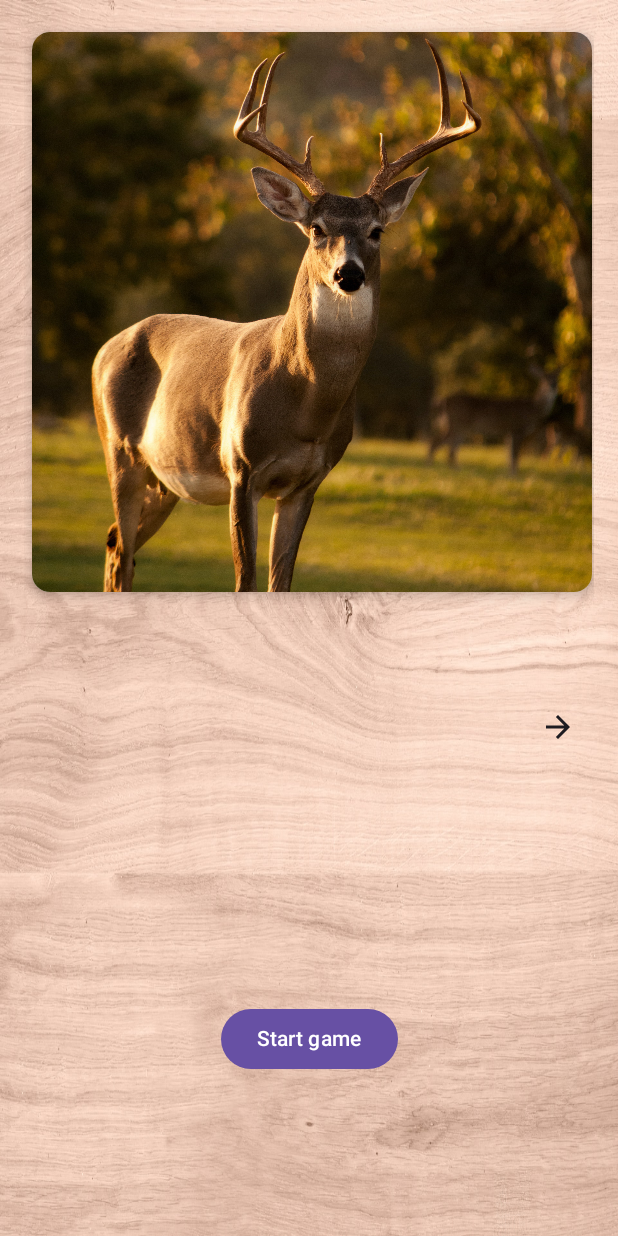
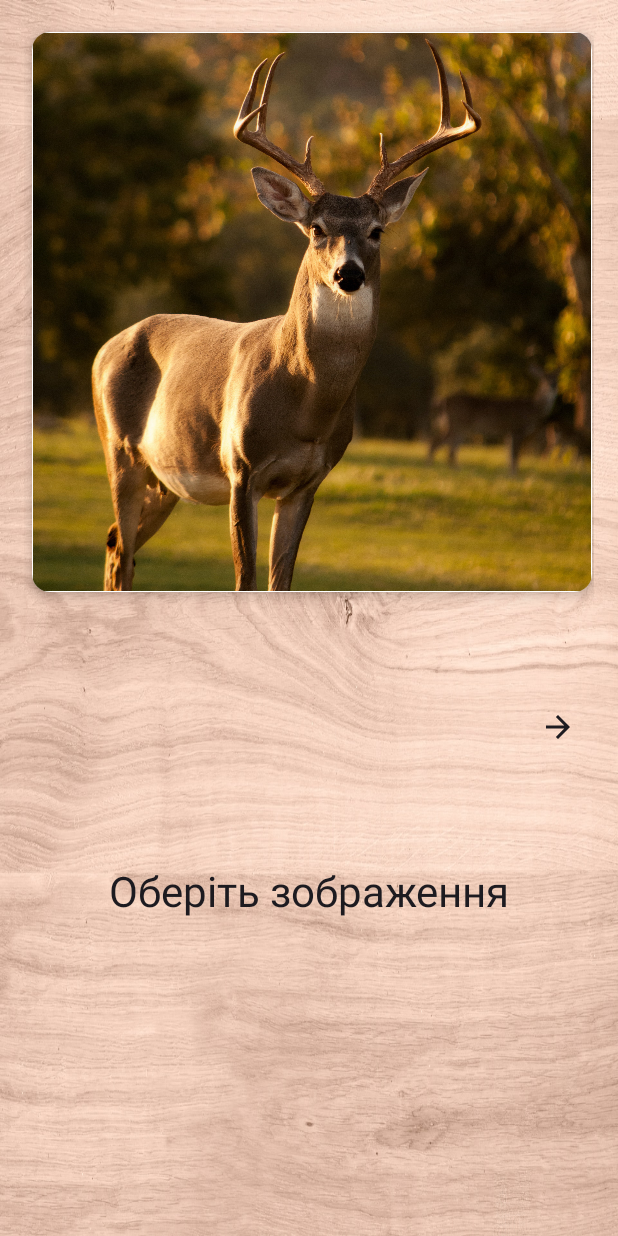
Before and after one commit to DanyloBorysenko/Pazzle_Quest, an Android app built with Jetpack Compose: the screen it shows after launch (MainActivity), on a phone screen of 412 x 824 dp. Run offline under Robolectric (Android 15) with nearby library versions, the phone set to English and light mode, and no system bars.

Commit message:
start button and text greeting were added

```diff
--- a/app/src/main/java/com/example/puzzle_quest/PuzzleQuestApp.kt
+++ b/app/src/main/java/com/example/puzzle_quest/PuzzleQuestApp.kt
@@ -17,9 +17,11 @@ fun PuzzleQuestApp(viewModel: CustomViewModel = viewModel()) {
     when (puzzleQuestUiState.isHomeScreenShown) {
         true -> {
             HomeScreen(
+                puzzleQuestUiState = puzzleQuestUiState,
                 onStartButtonClicked = {
                     viewModel.startGame() },
-                onSelectedImageClick = {viewModel.updateSelectedImage(it)}
+                onSelectedImageClick = {inputStream, imageRes ->
+                    viewModel.updateSelectedImage(inputStream, imageRes)}
             )
         }
         else -> {
--- a/app/src/main/java/com/example/puzzle_quest/data/CustomViewModel.kt
+++ b/app/src/main/java/com/example/puzzle_quest/data/CustomViewModel.kt
@@ -135,10 +135,10 @@ class CustomViewModel : ViewModel() {
             currentState.copy(startShufflePuzzles = false)
         }
     }
-    fun updateSelectedImage(inputStream: InputStream) {
+    fun updateSelectedImage(inputStream: InputStream, imageRes: Int) {
         val bitMap = BitmapFactory.decodeStream(inputStream)
         _uiState.update { currentState ->
-            currentState.copy(bitmap = bitMap)
+            currentState.copy(bitmap = bitMap, selectedImage = imageRes)
         }
     }
 }
--- a/app/src/main/java/com/example/puzzle_quest/data/PuzzleQuestUiState.kt
+++ b/app/src/main/java/com/example/puzzle_quest/data/PuzzleQuestUiState.kt
@@ -9,7 +9,7 @@ data class PuzzleQuestUiState(
     val startShufflePuzzles : Boolean = true,
     val stepCount : Int = 0,
     val isGameOver : Boolean = false,
-    @DrawableRes val selectedImage : Int = R.drawable.animal1,
+    @DrawableRes val selectedImage : Int? = null,
     val bitmap: Bitmap?
 ) {
 
--- a/app/src/main/java/com/example/puzzle_quest/screens/HomeScreen.kt
+++ b/app/src/main/java/com/example/puzzle_quest/screens/HomeScreen.kt
@@ -3,7 +3,9 @@ package com.example.puzzle_quest.screens
 import android.annotation.SuppressLint
 import androidx.annotation.DrawableRes
 import androidx.compose.animation.core.animateFloatAsState
+import androidx.compose.foundation.BorderStroke
 import androidx.compose.foundation.Image
+import androidx.compose.foundation.border
 import androidx.compose.foundation.clickable
 import androidx.compose.foundation.gestures.awaitFirstDown
 import androidx.compose.foundation.gestures.waitForUpOrCancellation
@@ -32,6 +34,7 @@ import androidx.compose.material3.Card
 import androidx.compose.material3.CardDefaults
 import androidx.compose.material3.Icon
 import androidx.compose.material3.IconButton
+import androidx.compose.material3.MaterialTheme
 import androidx.compose.material3.Text
 import androidx.compose.runtime.Composable
 import androidx.compose.runtime.LaunchedEffect
@@ -39,10 +42,12 @@ import androidx.compose.runtime.getValue
 import androidx.compose.runtime.mutableStateOf
 import androidx.compose.runtime.remember
 import androidx.compose.runtime.rememberCoroutineScope
+import androidx.compose.runtime.saveable.rememberSaveable
 import androidx.compose.runtime.setValue
 import androidx.compose.ui.Alignment
 import androidx.compose.ui.Modifier
 import androidx.compose.ui.composed
+import androidx.compose.ui.graphics.Color
 import androidx.compose.ui.graphics.graphicsLayer
 import androidx.compose.ui.input.pointer.pointerInput
 import androidx.compose.ui.layout.ContentScale
@@ -52,6 +57,7 @@ import androidx.compose.ui.res.stringResource
 import androidx.compose.ui.tooling.preview.Preview
 import androidx.compose.ui.unit.dp
 import com.example.puzzle_quest.R
+import com.example.puzzle_quest.data.PuzzleQuestUiState
 import com.example.puzzle_quest.ui.theme.Puzzle_QuestTheme
 import kotlinx.coroutines.CoroutineScope
 import kotlinx.coroutines.launch
@@ -66,7 +72,7 @@ fun HomeScreenPreview() {
 
 @SuppressLint("ResourceType")
 @Composable
-fun HomeScreen(onStartButtonClicked: () -> Unit, onSelectedImageClick : (InputStream) -> Unit) {
+fun HomeScreen(puzzleQuestUiState: PuzzleQuestUiState, onStartButtonClicked: () -> Unit, onSelectedImageClick : (InputStream, Int) -> Unit) {
     val imageResources = listOf(R.drawable.animal1, R.drawable.animal2, R.drawable.animal3)
     var currentIndex by remember {
         mutableStateOf(0)
@@ -97,6 +103,7 @@ fun HomeScreen(onStartButtonClicked: () -> Unit, onSelectedImageClick : (InputSt
                 items(imageResources) {
                     ImageCard(
                         imageRes = it,
+                        isSelected = puzzleQuestUiState.selectedImage == it,
                         onClick = onSelectedImageClick,
                         modifier = Modifier
                             .padding(5.dp))
@@ -115,8 +122,27 @@ fun HomeScreen(onStartButtonClicked: () -> Unit, onSelectedImageClick : (InputSt
             currentIndex = it
         }
         Spacer(modifier = Modifier.size(16.dp))
-        Button(onClick = onStartButtonClicked, modifier = Modifier.weight(0.3F).wrapContentSize().bounceClick()) {
-            Text(text = stringResource(id = R.string.start_game_button_text))
+        Box(modifier = Modifier
+            .weight(0.3F)
+            .align(Alignment.CenterHorizontally)) {
+            if (puzzleQuestUiState.selectedImage != null) {
+                Button(
+                    onClick = onStartButtonClicked,
+                    modifier = Modifier
+                        .wrapContentSize()
+                        .bounceClick()) {
+                    Text(text = stringResource(id = R.string.start_game_button_text))
+            }
+        } else {
+            Text(text = stringResource(id = R.string.chooseImageText), style = MaterialTheme.typography.headlineMedium)
+            }
+//        Button(
+//            onClick = onStartButtonClicked,
+//            modifier = Modifier
+//                .weight(0.3F)
+//                .wrapContentSize()
+//                .bounceClick()) {
+//            Text(text = stringResource(id = R.string.start_game_button_text))
         }
     }
 }
@@ -134,13 +160,15 @@ fun Background() {
 
 @SuppressLint("ResourceType")
 @Composable
-fun ImageCard(@DrawableRes imageRes: Int, onClick: (InputStream) -> Unit, modifier: Modifier = Modifier) {
+fun ImageCard(@DrawableRes imageRes: Int, isSelected: Boolean, onClick: (InputStream, Int) -> Unit, modifier: Modifier = Modifier) {
     val inputStream : InputStream = LocalContext.current.resources.openRawResource(imageRes)
     Card (
-        modifier = modifier.clickable { onClick(inputStream) },
+        modifier = modifier.clickable { onClick(inputStream, imageRes) },
         elevation = CardDefaults.cardElevation(5.dp))
     {
-        Box(modifier = Modifier.fillMaxHeight()) {
+        Box(modifier = Modifier
+            .fillMaxHeight()
+            .border(BorderStroke(width = if (isSelected) 5.dp else 0.dp, color = Color.White))) {
             Image(
                 painter = painterResource(id = imageRes),
                 contentDescription = null,
--- a/app/src/main/res/values/strings.xml
+++ b/app/src/main/res/values/strings.xml
@@ -10,4 +10,5 @@
     <string name="step_count_text">Кількість кроків</string>
     <string name="nextImage">Обрати наступне зображення</string>
     <string name="previousImage">Обрати попереднє зображення</string>
+    <string name="chooseImageText">Оберіть зображення</string>
 </resources>
```
Also changed, not shown: app/src/main/java/com/example/puzzle_quest/screens/GameBoardScreen.kt (+13 -1 lines).
